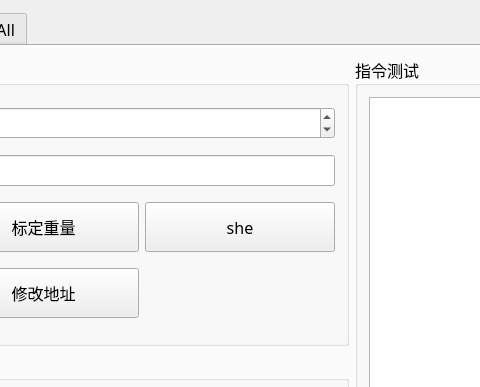
Above: mainwindow.ui from byteman/WFace before the change; both pictures show x 286 to 766 and y 0 to 387 of the 1276 by 687 pixel window. Below: the same form after it.
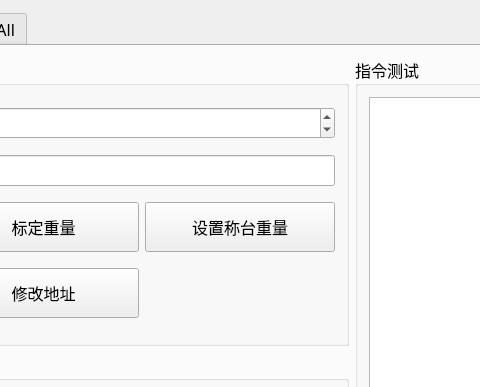
That is the form after the change. The open tabs and pages were chosen to show the change.

Commit message: 添加重量设置

What changed in the file:
```diff
--- a/mainwindow.ui
+++ b/mainwindow.ui
@@ -369,7 +369,7 @@
                 </size>
                </property>
                <property name="text">
-                <string>she</string>
+                <string>设置称台重量</string>
                </property>
               </widget>
              </item>
```
Left out of the diff: 2 changed lines with no effect on the pictures. The commit also changes 2 other files.
